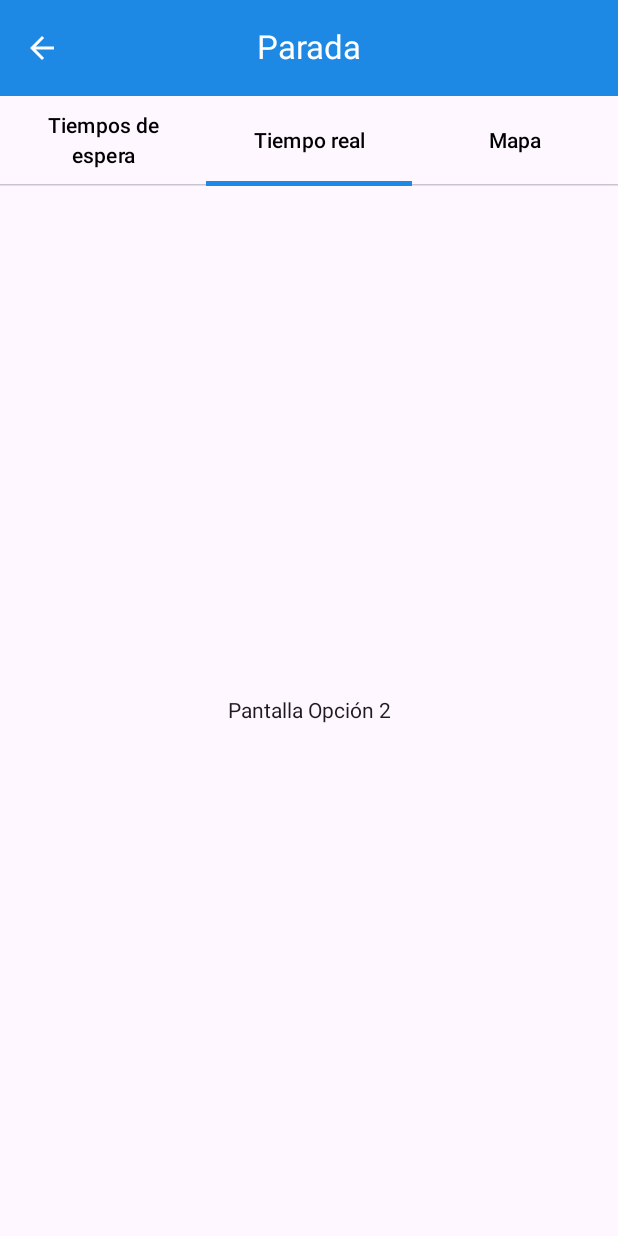
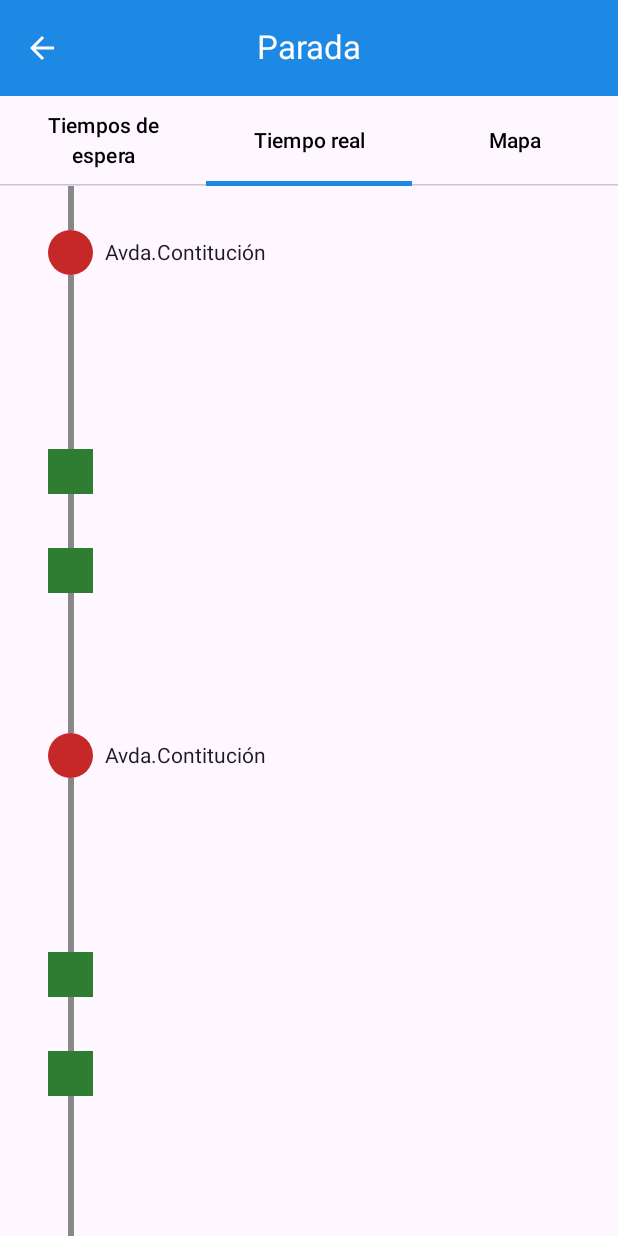
Before and after one commit to Droidinfinity/TFG_UBusTrip, an Android app built with Jetpack Compose: the LineaRTScreen screen opened through its navigation route, tab 2 chosen, on a phone screen of 412 x 824 dp. Run offline under Robolectric (Android 15) with nearby library versions, the phone set to English and light mode, and no system bars; our stand-ins replace Firebase (no records; nobody signed in at launch, a user with empty details on screens opened directly), accompanist; Roboto replaces fonts that are not available here.

Commit message:
MobileTask7: Correcciones en LTR, añadidos permisos de ubicación y ampliación del viewmodel LRT

```diff
--- a/app/src/main/AndroidManifest.xml
+++ b/app/src/main/AndroidManifest.xml
@@ -1,6 +1,12 @@
 <?xml version="1.0" encoding="utf-8"?>
 <manifest xmlns:android="http://schemas.android.com/apk/res/android"
     xmlns:tools="http://schemas.android.com/tools">
+
+    <uses-permission android:name="android.permission.ACCESS_FINE_LOCATION" />
+    <uses-permission android:name="android.permission.ACCESS_COARSE_LOCATION" />
+    <uses-permission android:name="android.permission.ACCESS_BACKGROUND_LOCATION" />
+
+
 
     <application
         android:usesCleartextTraffic="true"
--- a/app/src/main/java/com/upm/ubustrip/MainActivity.kt
+++ b/app/src/main/java/com/upm/ubustrip/MainActivity.kt
@@ -4,23 +4,13 @@ import android.os.Bundle
 import androidx.activity.ComponentActivity
 import androidx.activity.compose.setContent
 import androidx.activity.enableEdgeToEdge
-import androidx.compose.foundation.layout.fillMaxSize
-import androidx.compose.foundation.layout.padding
-import androidx.compose.material3.Scaffold
-import androidx.compose.material3.Text
+import androidx.activity.result.contract.ActivityResultContracts
 import androidx.compose.runtime.Composable
-import androidx.compose.ui.Modifier
-import androidx.compose.ui.tooling.preview.Preview
 import androidx.navigation.NavController
-import androidx.navigation.compose.NavHost
-import androidx.navigation.compose.rememberNavController
-import com.google.firebase.auth.FirebaseAuth
-import com.google.firebase.auth.auth
-import com.google.firebase.auth.ktx.auth
-import com.google.firebase.ktx.Firebase
 import com.upm.ubustrip.appNavigation.AppNavigation
 import com.upm.ubustrip.appNavigation.AppScreens
 import com.upm.ubustrip.ui.theme.MyApplicationTheme
+import  android.Manifest
 
 class MainActivity : ComponentActivity() {
 
@@ -29,14 +19,46 @@ class MainActivity : ComponentActivity() {
 
         super.onCreate(savedInstanceState)
 
+        solicitarPermisoUbicacion()
+
         enableEdgeToEdge()
         setContent {
             AppNavigation()
 
 
+        }
+    }
+
+    fun solicitarPermisoUbicacion() {
+
+        val locationPermissionRequest = registerForActivityResult(
+            ActivityResultContracts.RequestMultiplePermissions()
+        ) { permissions ->
+            when {
+                permissions.getOrDefault(Manifest.permission.ACCESS_FINE_LOCATION, false) -> {
+                    // Precise location access granted.
+                }
+
+                permissions.getOrDefault(Manifest.permission.ACCESS_COARSE_LOCATION, false) -> {
+                    // Only approximate location access granted.
+                }
+
+                else -> {
+                    // No location access granted.
+                }
             }
         }
+
+        locationPermissionRequest.launch(
+            arrayOf(
+                Manifest.permission.ACCESS_FINE_LOCATION,
+                Manifest.permission.ACCESS_COARSE_LOCATION
+            )
+        )
+
     }
+
+}
 
 
 @Composable
--- a/app/src/main/java/com/upm/ubustrip/appNavigation/AppNavigation.kt
+++ b/app/src/main/java/com/upm/ubustrip/appNavigation/AppNavigation.kt
@@ -41,7 +41,7 @@ fun AppNavigation(){
         composable(route = AppScreens.AccountScreen.route) { MyAccountScreen(navController, loginViewModel = loginViewModel) }
         composable(route = AppScreens.RegisterScreen.route){ SignUp(navController = navController,newAccountViewModel, loginViewModel = loginViewModel) }
         composable(route = AppScreens.ForgotUPasswordScreen.route){ ForgotUPasswordScreen(loginViewModel = loginViewModel, navController = navController, forgotUPassViewModel = forgotUPassWordViewModel) }
-        composable(route = AppScreens.LineaRTScreen.route){ LineaRTScreen(viewModel = lineaRTSViewModel) }
+        composable(route = AppScreens.LineaRTScreen.route){ LineaRTScreen(viewModel = lineaRTSViewModel, navController = navController,"","") }
     }
 
 }
--- a/app/src/main/java/com/upm/ubustrip/database/dbViewModel.kt
+++ b/app/src/main/java/com/upm/ubustrip/database/dbViewModel.kt
@@ -19,7 +19,7 @@ class AppDatabase {
 
         // Crear la solicitud GET
         val request = Request.Builder()
-            .url("http://10.0.2.2:3000/api/coleccionRutas") // Cambia por la URL de tu API
+            .url("http://10.0.2.2:3000/api/coleccionRutas")
             .build()
 
         // Ejecutar la solicitud en un hilo secundario
--- a/app/src/main/java/com/upm/ubustrip/features/linea/LineaGraficada.kt
+++ b/app/src/main/java/com/upm/ubustrip/features/linea/LineaGraficada.kt
@@ -1,5 +1,6 @@
 package com.upm.ubustrip.features.linea
 
+import android.annotation.SuppressLint
 import androidx.compose.foundation.Canvas
 import androidx.compose.foundation.background
 import androidx.compose.foundation.layout.Arrangement
@@ -15,9 +16,11 @@ import androidx.compose.foundation.layout.padding
 import androidx.compose.foundation.layout.size
 import androidx.compose.foundation.layout.width
 import androidx.compose.foundation.lazy.LazyColumn
+import androidx.compose.foundation.lazy.rememberLazyListState
 import androidx.compose.foundation.shape.CircleShape
 import androidx.compose.material3.Text
 import androidx.compose.runtime.Composable
+import androidx.compose.runtime.rememberCoroutineScope
 import androidx.compose.ui.Alignment
 import androidx.compose.ui.Modifier
 import androidx.compose.ui.geometry.Offset
@@ -27,22 +30,41 @@ import com.upm.ubustrip.models.Bus
 import com.upm.ubustrip.models.Coordenada
 import com.upm.ubustrip.models.CordenadasUtils
 import com.upm.ubustrip.models.Segmento
+import com.upm.ubustrip.ui.theme.UBusTripBlueColor
+import com.upm.ubustrip.ui.theme.UbusTripBusRTColor
+import kotlinx.coroutines.launch
 
+@SuppressLint("CoroutineCreationDuringComposition")
 @Composable
 fun LineaGraficada(){
 
+    //Desplazamiento a la ubicación de la parada
+    val listState = rememberLazyListState()
+    val coroutineScope = rememberCoroutineScope()
+
+    coroutineScope.launch { //creamos nuevo hilo para el desplazamiento
+        listState.animateScrollToItem(8)
+    }
+
+    val s = Segmento("gkuuFjxrTQCOAgBOSCo@Ge@EoAKuAO_@Ca@Ac@?_@B", numeroSegmento = 2)
+    s.esSegmentoInicial = true
+
+
     LazyColumn(
+        state = listState,
         modifier = Modifier
             .fillMaxSize()
             .padding(horizontal = 32.dp),
         verticalArrangement = Arrangement.Top
     ) {
 
-        items(1) { index ->
+        items(3) { index ->
 
             Column {
 
-
+            LineaSegmento(s)
+                LineaSegmento(s)
+                LineaSegmento(s)
 
             }
         }
@@ -67,7 +89,7 @@ fun CircleWithText(text : String) {
         Box(
             modifier = Modifier
                 .size(30.dp) // Tamaño del círculo
-                .background(color = Color.Blue, shape = CircleShape)
+                .background(color = Color(0xffC62828), shape = CircleShape)
         )
 
         Spacer(modifier = Modifier.width(8.dp)) // Espacio entre el círculo y el texto
@@ -145,8 +167,8 @@ fun LineaSegmento(segmento: Segmento) {
                     // Box superpuesto
                     Box(
                         modifier = Modifier
-                            .size(30.dp) // Tamaño del Box cuadrado
-                            .background(Color.Red) // Color del Box
+                            .size(30.dp) // Tamaño del bus
+                            .background(UbusTripBusRTColor) // Color del bus
 
                     )
 
--- a/app/src/main/java/com/upm/ubustrip/features/linea/LineaRTSViewModel.kt
+++ b/app/src/main/java/com/upm/ubustrip/features/linea/LineaRTSViewModel.kt
@@ -4,6 +4,7 @@ import androidx.compose.runtime.State
 import androidx.compose.runtime.mutableStateOf
 import androidx.lifecycle.ViewModel
 import com.upm.ubustrip.models.Bus
+import com.upm.ubustrip.models.LineaModel
 import com.upm.ubustrip.models.Segmento
 import kotlinx.coroutines.flow.MutableStateFlow
 import kotlinx.coroutines.flow.StateFlow
@@ -11,13 +12,18 @@ import kotlinx.coroutines.flow.StateFlow
 class LineaRTSViewModel : ViewModel() {
 
     var busesLinea = mutableListOf<Bus>()
+    var linea = LineaModel()
+    var lineaId = ""
+    var paradaId = ""
+
+
     // Variable mutable interna
     private val _selectedTabIndex = mutableStateOf(0)
 
-    // Variable pública solo de lectura
+    // Variable pública de solo de lectura
     val selectedTabIndex: State<Int> = _selectedTabIndex
 
-    // Función para cambiar el valor
+    // Función para cambiar el valor del valor seleccionado
     fun setSelectedTabIndex(index: Int) {
         _selectedTabIndex.value = index
     }
--- a/app/src/main/java/com/upm/ubustrip/features/linea/LineaRTScreen.kt
+++ b/app/src/main/java/com/upm/ubustrip/features/linea/LineaRTScreen.kt
@@ -31,6 +31,7 @@ import androidx.compose.ui.Modifier
 import androidx.compose.ui.geometry.Offset
 import androidx.compose.ui.graphics.Color
 import androidx.compose.ui.unit.dp
+import androidx.navigation.NavController
 import com.google.accompanist.systemuicontroller.rememberSystemUiController
 import com.upm.ubustrip.models.Bus
 import com.upm.ubustrip.models.Coordenada
@@ -40,32 +41,19 @@ import com.upm.ubustrip.ui.theme.UBusTripBlueColor
 
 
 @Composable
-fun LineaRTScreen(viewModel: LineaRTSViewModel) {
+fun LineaRTScreen(viewModel: LineaRTSViewModel,navController: NavController,lineaId : String, paradaId : String) {
 
     //para que la barra de notificaciones se funda con la appBar
     val systemUiController = rememberSystemUiController()
     systemUiController.setStatusBarColor(UBusTripBlueColor)
     //-------------------------------------------------------
 
-    val listaBus = mutableListOf<Bus>()
-    listaBus.add(Bus("a", Coordenada(40.42018, -3.54167), 1))
-    listaBus.add(Bus("b", Coordenada(40.42087, -3.54156), 1))
-
-    listaBus.add(Bus("c", Coordenada(40.42275, -3.54189), 1))
-    listaBus.add(Bus("d", Coordenada(40.42042, -3.54280), 1))
-
-    val s = Segmento("gkuuFjxrTQCOAgBOSCo@Ge@EoAKuAO_@Ca@Ac@?_@B", numeroSegmento = 2)
-    s.esSegmentoInicial = true
-
-
-    /* CordenadasUtils.distanciaCoordenadasHaversineSegmento(s)
-     CordenadasUtils.distanciaHaversineHastaCoordenada(s, Coordenada(40.41941,-3.54195))
- */
-
-
+    //le pasamos las ids al viewmodel para que obtenga los modelos
+    viewModel.lineaId = lineaId
+    viewModel.paradaId = paradaId
 
     Scaffold(
-        topBar = { TopBarLineaRTS(viewModel = viewModel) },
+        topBar = { TopBarLineaRTS(viewModel = viewModel, navController = navController) },
         content = { paddingValues ->
             ContenidoParada(
                 Modifier.padding(paddingValues = paddingValues),
@@ -94,7 +82,8 @@ fun ContenidoParada(modifier: Modifier, viewModel: LineaRTSViewModel) {
                 modifier = Modifier.fillMaxSize(),
                 contentAlignment = Alignment.Center
             ) {
-                Text("Pantalla Opción 2")
+                Spacer(Modifier.height(20.dp))
+                LineaGraficada()
             }
         }
 
--- a/app/src/main/java/com/upm/ubustrip/features/linea/TopBarLRTS.kt
+++ b/app/src/main/java/com/upm/ubustrip/features/linea/TopBarLRTS.kt
@@ -1,51 +1,34 @@
 package com.upm.ubustrip.features.linea
 
 
-import android.annotation.SuppressLint
-import androidx.compose.foundation.background
-import androidx.compose.foundation.layout.Box
 import androidx.compose.foundation.layout.Column
-import androidx.compose.foundation.layout.Row
-import androidx.compose.foundation.layout.fillMaxSize
-import androidx.compose.foundation.layout.fillMaxWidth
-import androidx.compose.foundation.layout.height
-import androidx.compose.foundation.layout.width
 import androidx.compose.material.icons.Icons
 import androidx.compose.material.icons.automirrored.filled.ArrowBack
-import androidx.compose.material.icons.filled.Menu
 import androidx.compose.material3.CenterAlignedTopAppBar
 import androidx.compose.material3.ExperimentalMaterial3Api
 import androidx.compose.material3.Icon
 import androidx.compose.material3.IconButton
-import androidx.compose.material3.MaterialTheme
-import androidx.compose.material3.MediumTopAppBar
-import androidx.compose.material3.Scaffold
 import androidx.compose.material3.Tab
 import androidx.compose.material3.TabRow
-import androidx.compose.material3.TabRowDefaults
 import androidx.compose.material3.TabRowDefaults.SecondaryIndicator
 import androidx.compose.material3.TabRowDefaults.tabIndicatorOffset
 import androidx.compose.material3.Text
 import androidx.compose.material3.TopAppBarDefaults
-import androidx.compose.material3.rememberTopAppBarState
 import androidx.compose.runtime.Composable
 import androidx.compose.runtime.getValue
 import androidx.compose.runtime.mutableStateOf
 import androidx.compose.runtime.remember
 import androidx.compose.runtime.setValue
-import androidx.compose.ui.Alignment
 import androidx.compose.ui.Modifier
 import androidx.compose.ui.graphics.Color
-import androidx.compose.ui.input.nestedscroll.nestedScroll
 import androidx.compose.ui.text.style.TextOverflow
-import androidx.compose.ui.tooling.preview.Preview
-import androidx.compose.ui.unit.dp
+import androidx.navigation.NavController
 import com.upm.ubustrip.ui.theme.UBusTripBlueColor
 
 
 @OptIn(ExperimentalMaterial3Api::class)
 @Composable
-fun TopBarLineaRTS(viewModel: LineaRTSViewModel) {
+fun TopBarLineaRTS(viewModel: LineaRTSViewModel, navController: NavController) {
 
     var selectedTabIndex by remember { mutableStateOf(0) }
     val opciones = listOf("Tiempos de espera", "Tiempo real", "Mapa")
@@ -65,7 +48,11 @@ fun TopBarLineaRTS(viewModel: LineaRTSViewModel) {
                 )
             },
             navigationIcon = {
-                IconButton(onClick = { /* do something */ }) {
+                IconButton(onClick = {
+                    navController.popBackStack()
+                    viewModel.setSelectedTabIndex(0) // reseteamos para que el tab asignado vuelva a ser el inicial
+
+                }) {
                     Icon(
                         imageVector = Icons.AutoMirrored.Filled.ArrowBack,
                         contentDescription = "Localized description",
--- a/app/src/main/java/com/upm/ubustrip/models/Linea.kt
+++ b/app/src/main/java/com/upm/ubustrip/models/Linea.kt
@@ -1,6 +1,6 @@
 package com.upm.ubustrip.models
 
-class Linea() {
+class LineaModel() {
 
     var linea = mutableListOf<Segmento>()
 
--- a/app/src/main/java/com/upm/ubustrip/ui/theme/Color.kt
+++ b/app/src/main/java/com/upm/ubustrip/ui/theme/Color.kt
@@ -18,3 +18,4 @@ val UbusTripBottomBar = Color(color = 0XFFB3E5FC)
 val UbusTripBottomBarSelected = Color(color = 0XFF81D4FA)
 val UBusTripGreenBeta = Color(color = 0xFF1B5E20)
 val UBusTripBlueColor =  Color(0xFF1E88E5)
+val UbusTripBusRTColor = Color(0xFF2E7D32)
```
Also changed, not shown: app/build.gradle.kts (+8 -7 lines).
